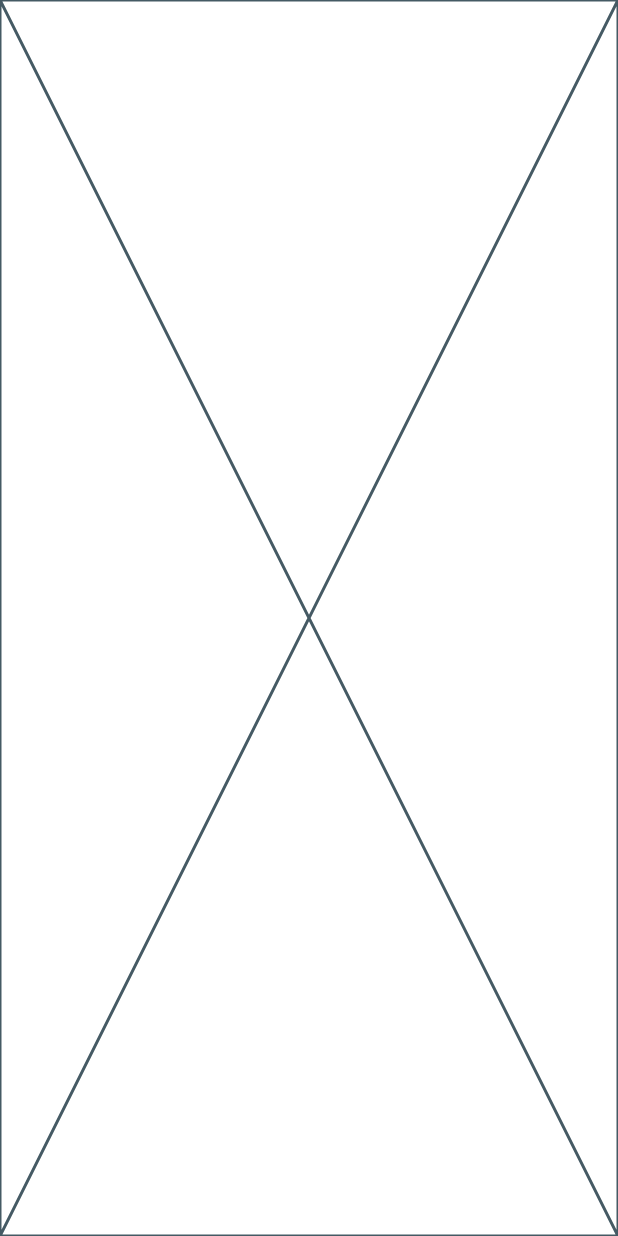
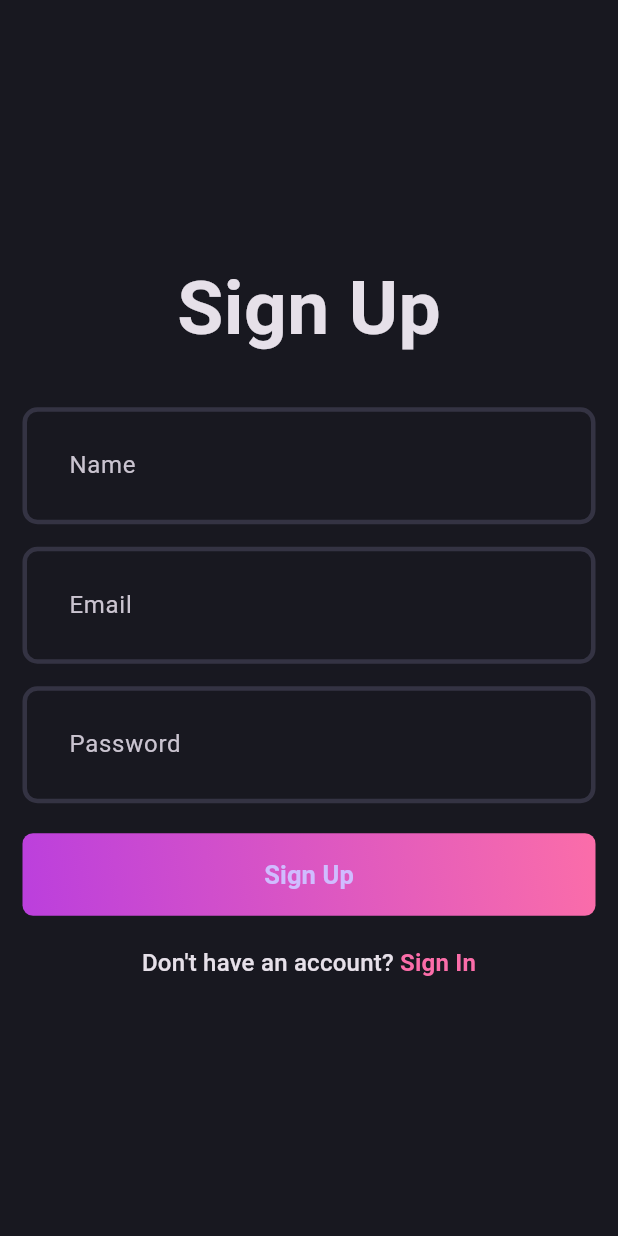
Before and after one commit to utsabhaldar/Blog-App-flutter, a Flutter app: the screen it shows after launch, on a phone screen of 412 x 824 dp. Run offline on Flutter 3.47's test engine with Material 3 defaults, Android fonts, the phone set to English and light mode, and no system bars.

Commit message:
Sign Up page created

```diff
--- /dev/null
+++ b/lib/core/theme/app_pallete.dart
@@ -0,0 +1,13 @@
+import 'package:flutter/material.dart';
+
+class AppPallete {
+  static const Color backgroundColor = Color.fromRGBO(24, 24, 32, 1);
+  static const Color gradient1 = Color.fromRGBO(187, 63, 221, 1);
+  static const Color gradient2 = Color.fromRGBO(251, 109, 169, 1);
+  static const Color gradient3 = Color.fromRGBO(255, 159, 124, 1);
+  static const Color borderColor = Color.fromRGBO(52, 51, 67, 1);
+  static const Color whiteColor = Colors.white;
+  static const Color greyColor = Colors.grey;
+  static const Color errorColor = Colors.redAccent;
+  static const Color transparentColor = Colors.transparent;
+}
--- /dev/null
+++ b/lib/core/theme/theme.dart
@@ -0,0 +1,20 @@
+import 'package:blog_app/core/theme/app_pallete.dart';
+import 'package:flutter/material.dart';
+
+class AppTheme {
+  static _border([Color color = AppPallete.borderColor]) => OutlineInputBorder(
+        borderSide: BorderSide(
+          color: color,
+          width: 3,
+        ),
+        borderRadius: BorderRadius.circular(10),
+      );
+  static final darkThemeMode = ThemeData.dark().copyWith(
+    scaffoldBackgroundColor: AppPallete.backgroundColor,
+    inputDecorationTheme: InputDecorationTheme(
+      contentPadding: const EdgeInsets.all(27),
+      enabledBorder: _border(),
+      focusedBorder: _border(AppPallete.gradient2),
+    ),
+  );
+}
--- /dev/null
+++ b/lib/features/auth/presentation/pages/signup_page.dart
@@ -0,0 +1,72 @@
+import 'package:blog_app/core/theme/app_pallete.dart';
+import 'package:blog_app/features/auth/presentation/widgets/auth_field.dart';
+import 'package:blog_app/features/auth/presentation/widgets/auth_gradient_button.dart';
+import 'package:flutter/material.dart';
+
+class SignUpPage extends StatefulWidget {
+  const SignUpPage({super.key});
+
+  @override
+  State<SignUpPage> createState() => _SignUpPageState();
+}
+
+class _SignUpPageState extends State<SignUpPage> {
+  final formKey = GlobalKey();
+  @override
+  Widget build(BuildContext context) {
+    return Scaffold(
+      body: Padding(
+        padding: const EdgeInsets.all(15.0),
+        child: Form(
+          key: formKey,
+          child: Column(
+            mainAxisAlignment: MainAxisAlignment.center,
+            children: [
+              const Text(
+                'Sign Up',
+                style: TextStyle(
+                  fontSize: 50,
+                  fontWeight: FontWeight.bold,
+                ),
+              ),
+              const SizedBox(
+                height: 30,
+              ),
+              const AuthField(hintText: 'Name'),
+              const SizedBox(
+                height: 15,
+              ),
+              const AuthField(hintText: 'Email'),
+              const SizedBox(
+                height: 15,
+              ),
+              const AuthField(hintText: 'Password'),
+              const SizedBox(
+                height: 20,
+              ),
+              const AuthGradientButton(),
+              const SizedBox(
+                height: 20,
+              ),
+              RichText(
+                text: TextSpan(
+                  text: 'Don\'t have an account? ',
+                  style: Theme.of(context).textTheme.titleMedium,
+                  children: [
+                    TextSpan(
+                      text: 'Sign In',
+                      style: Theme.of(context).textTheme.titleMedium?.copyWith(
+                            color: AppPallete.gradient2,
+                            fontWeight: FontWeight.bold,
+                          ),
+                    ),
+                  ],
+                ),
+              ),
+            ],
+          ),
+        ),
+      ),
+    );
+  }
+}
--- /dev/null
+++ b/lib/features/auth/presentation/widgets/auth_field.dart
@@ -0,0 +1,24 @@
+import 'package:flutter/material.dart';
+
+class AuthField extends StatelessWidget {
+  final String hintText;
+  const AuthField({
+    super.key,
+    required this.hintText,
+  });
+
+  @override
+  Widget build(BuildContext context) {
+    return TextFormField(
+      decoration: InputDecoration(
+        hintText: hintText,
+      ),
+      validator: (value) {
+        if (value!.isEmpty) {
+          return "$hintText is missing!";
+        }
+        return null;
+      },
+    );
+  }
+}
--- /dev/null
+++ b/lib/features/auth/presentation/widgets/auth_gradient_button.dart
@@ -0,0 +1,38 @@
+import 'package:blog_app/core/theme/app_pallete.dart';
+import 'package:flutter/material.dart';
+
+class AuthGradientButton extends StatelessWidget {
+  const AuthGradientButton({super.key});
+
+  @override
+  Widget build(BuildContext context) {
+    return Container(
+      decoration: BoxDecoration(
+        gradient: const LinearGradient(
+          colors: [
+            AppPallete.gradient1,
+            AppPallete.gradient2,
+          ],
+          begin: Alignment.bottomLeft,
+          end: Alignment.topRight,
+        ),
+        borderRadius: BorderRadius.circular(7),
+      ),
+      child: ElevatedButton(
+        onPressed: () {},
+        style: ElevatedButton.styleFrom(
+          fixedSize: const Size(395, 55),
+          backgroundColor: AppPallete.transparentColor,
+          shadowColor: AppPallete.transparentColor,
+        ),
+        child: const Text(
+          'Sign Up',
+          style: TextStyle(
+            fontSize: 17,
+            fontWeight: FontWeight.w600,
+          ),
+        ),
+      ),
+    );
+  }
+}
--- a/lib/main.dart
+++ b/lib/main.dart
@@ -1,3 +1,5 @@
+import 'package:blog_app/core/theme/theme.dart';
+import 'package:blog_app/features/auth/presentation/pages/signup_page.dart';
 import 'package:flutter/material.dart';
 
 void main() {
@@ -7,16 +9,13 @@ void main() {
 class MyApp extends StatelessWidget {
   const MyApp({super.key});
 
-  // This widget is the root of your application.
   @override
   Widget build(BuildContext context) {
     return MaterialApp(
-      title: 'Flutter Demo',
-      theme: ThemeData(
-        colorScheme: ColorScheme.fromSeed(seedColor: Colors.deepPurple),
-        useMaterial3: true,
-      ),
-      home: const Placeholder(),
+      debugShowCheckedModeBanner: false,
+      title: 'BlogSphere',
+      theme: AppTheme.darkThemeMode,
+      home: const SignUpPage(),
     );
   }
 }
```
